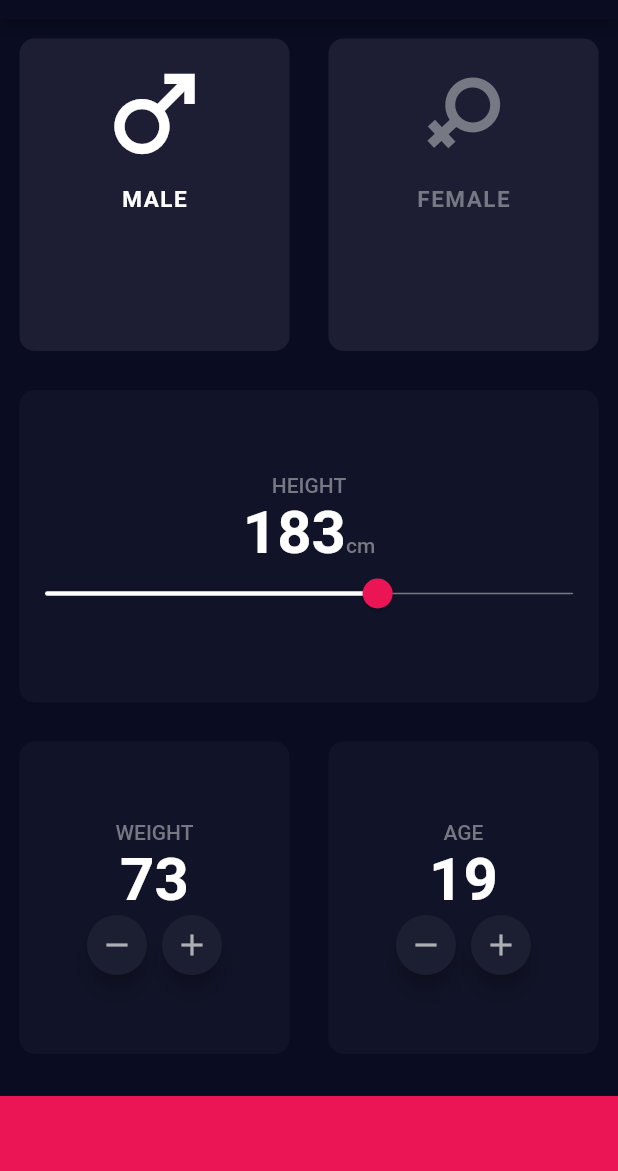
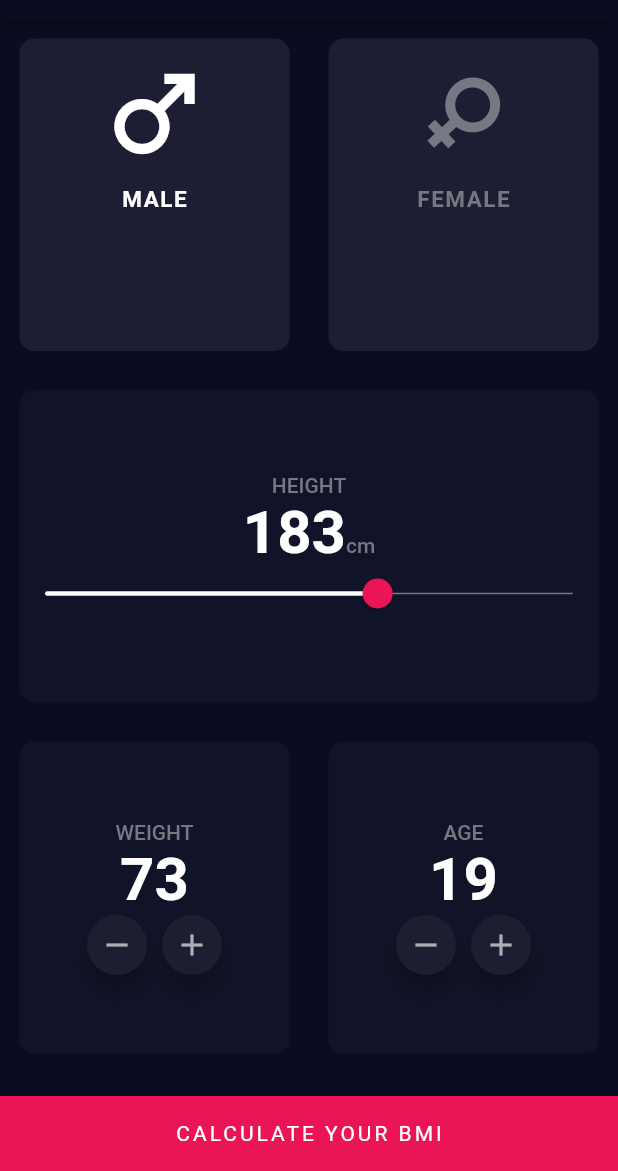
Before and after one commit to zeeshi2k1/bmi_calculator, a Flutter app: the screen it shows after launch, after a tap on the "remove" icon, on a phone screen of 412 x 824 dp, the part 65-1236 px from its top. Run offline on Flutter 3.47's test engine with Material 2 defaults, Android fonts, the phone set to English and light mode, and no system bars.

Commit message:
Initiat commit

```diff
--- a/lib/constants.dart
+++ b/lib/constants.dart
@@ -13,6 +13,7 @@ final double kTrackHeight = 1;
 int height = 183;
 int weight = 74;
 int age = 19;
+double bmi = 0;
 
 
 const kTitleStyle = TextStyle(
--- a/lib/increase_decrease_card.dart
+++ b/lib/increase_decrease_card.dart
@@ -2,17 +2,32 @@ import 'package:flutter/material.dart';
 import 'constants.dart';
 
 class cardInDe extends StatefulWidget {
+
   cardInDe({required this.title, required this.value});
+
   final String title;
   int value;
+
   @override
   State<cardInDe> createState() => _cardInDeState(title: title, value: value);
 }
 
 class _cardInDeState extends State<cardInDe> {
+
   _cardInDeState({required this.title, required this.value});
+
   final String title;
   int value;
+
+  void replaceValues(){
+    if (title == "WEIGHT"){
+      weight = value;
+    }
+    else if (title == "AGE"){
+      age = value;
+    }
+  }
+
   @override
   Widget build(BuildContext context) {
     return Column(
@@ -37,6 +52,7 @@ class _cardInDeState extends State<cardInDe> {
                   setState(() {
                     if (value > 0) {
                       value--;
+                      replaceValues();
                     }
                   });
                 },
@@ -56,6 +72,7 @@ class _cardInDeState extends State<cardInDe> {
                 onPressed: () {
                   setState(() {
                     value++;
+                    replaceValues();
                   });
                 },
                 child: Icon(
--- a/lib/input_page.dart
+++ b/lib/input_page.dart
@@ -149,11 +149,29 @@ class _InputPageState extends State<InputPage> {
               ],
             ),
           ),
-          Container(
-            color: kPinkColor,
-            margin: EdgeInsets.only(top: 15),
-            height: 50,
-            width: double.infinity,
+          GestureDetector(
+            onTap: () {
+              setState(() {
+                double heightmeter = height/100;
+                bmi = weight / (heightmeter * heightmeter);
+                Navigator.pushNamed(context, '/result');
+              });
+            },
+            child: Container(
+              color: kPinkColor,
+              margin: EdgeInsets.only(top: 15),
+              height: 50,
+              width: double.infinity,
+              child: Center(
+                child: Text(
+                  "CALCULATE YOUR BMI",
+                  style: TextStyle(
+                    color: Colors.white,
+                    letterSpacing: 2,
+                  ),
+                ),
+              ),
+            ),
           ),
         ],
       ),
--- a/lib/main.dart
+++ b/lib/main.dart
@@ -27,7 +27,11 @@ class BMICalculator extends StatelessWidget {
           backgroundColor: Color(0xFF1C1F32),
         ),
       ),
-      home: InputPage(),
+      initialRoute: '/home',
+      routes: {
+        '/home': (context) => InputPage(),
+        '/result': (context) => OutputPage(),
+      },
     );
   }
 }
```
Also changed, not shown: lib/output_page.dart (+25 -10 lines).
